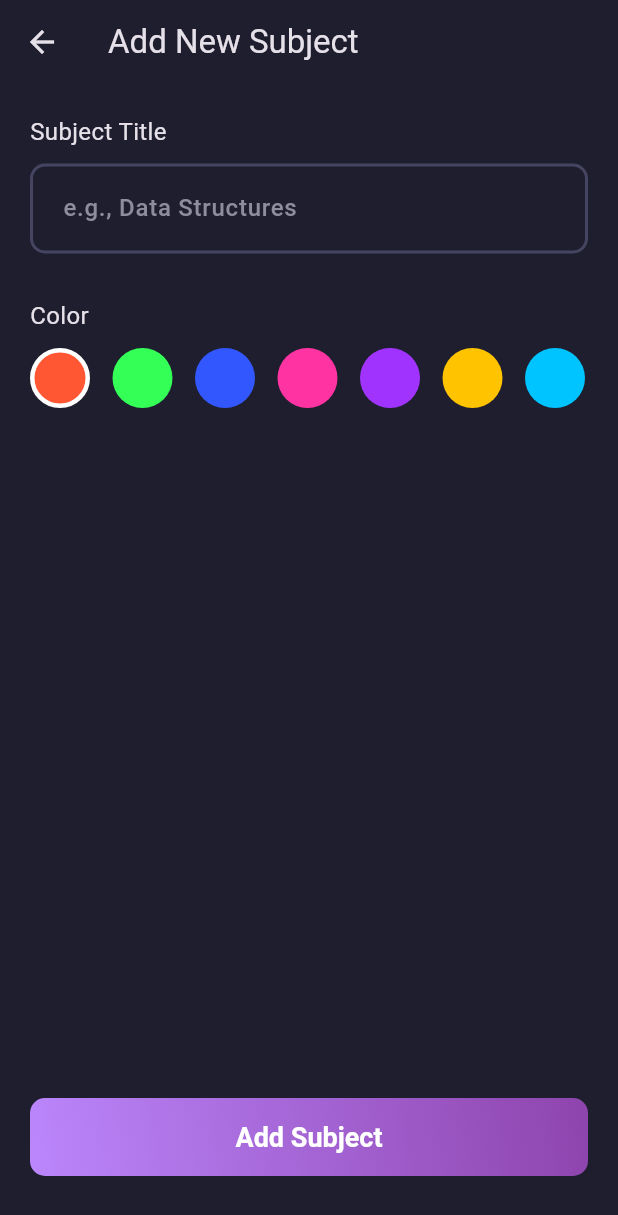
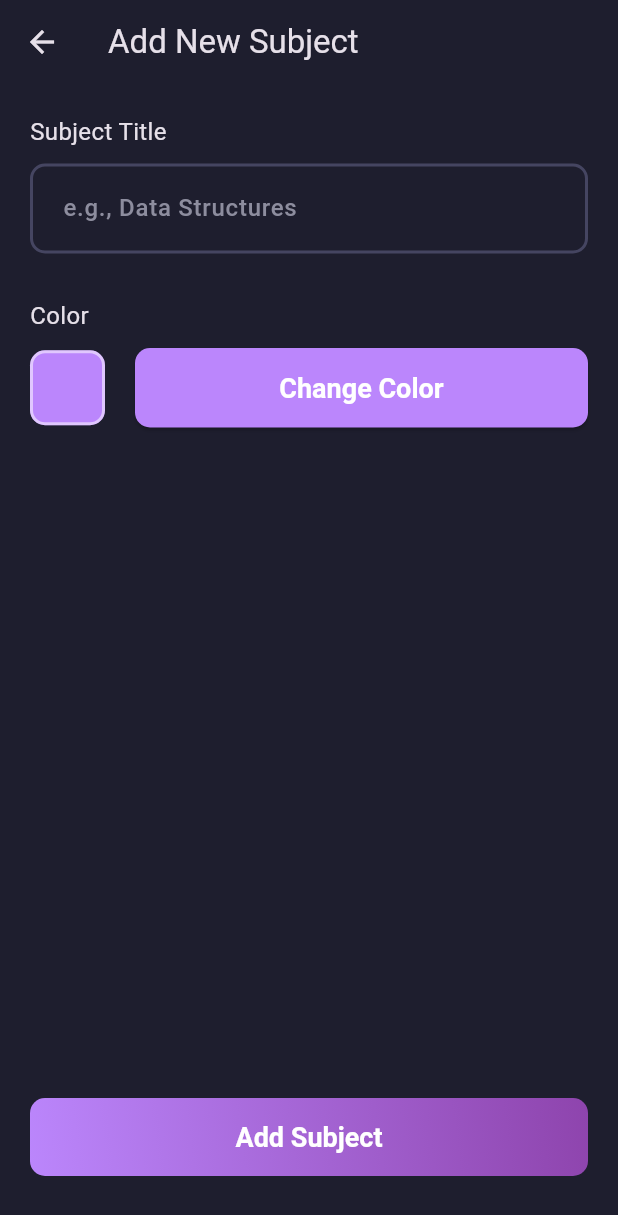
Before and after one commit to DaysonRegulus/TriRecall, a Flutter app: the AddSubjectScreen screen opened directly, on a phone screen of 412 x 824 dp. Shown: the top 1215 px of the screen. Run offline on Flutter 3.47's test engine with Material 3 defaults, Android fonts, the phone set to English and light mode, and no system bars; our stand-ins replace flutter_colorpicker, flutter_riverpod, sqflite; accounts and stored records are empty.

Commit message:
feat. Refactor ReviewScreen to accept dueTopics and improve session management;  add color picker to AddSubjectScreen;  enhance AddTopicScreen with date selection;  update TopicController to handle studiedOn date.

```diff
--- /dev/null
+++ b/lib/core/utils/color_utils.dart
@@ -0,0 +1,9 @@
+import 'package:flutter/material.dart';
+
+// A helper function to convert a hex color string to a Color object.
+Color hexToColor(String hexString) {
+  final buffer = StringBuffer();
+  if (hexString.length == 6 || hexString.length == 7) buffer.write('ff');
+  buffer.write(hexString.replaceFirst('#', ''));
+  return Color(int.parse(buffer.toString(), radix: 16));
+}
--- a/lib/features/dashboard/screens/home_screen.dart
+++ b/lib/features/dashboard/screens/home_screen.dart
@@ -65,7 +65,9 @@ class HomeScreen extends ConsumerWidget {
                   onPressed: () {
                     ref.read(reviewSessionProvider.notifier).startSession(dueTopics);
                     Navigator.of(context).push(
-                      MaterialPageRoute(builder: (context) => const ReviewScreen()),
+                      MaterialPageRoute(
+                        builder: (context) => ReviewScreen(dueTopics: dueTopics),
+                      ),
                     );
                   },
                   style: ElevatedButton.styleFrom(padding: const EdgeInsets.symmetric(vertical: 16)),
--- a/lib/features/subjects/screens/add_subject_screen.dart
+++ b/lib/features/subjects/screens/add_subject_screen.dart
@@ -1,8 +1,10 @@
 import 'package:flutter/material.dart';
 import 'package:flutter_riverpod/flutter_riverpod.dart';
-import 'package:trirecall/features/auth/widgets/auth_button.dart'; // We can reuse this!
-import 'package:trirecall/features/auth/widgets/auth_field.dart'; // And this!
+import 'package:trirecall/features/auth/widgets/auth_button.dart';
+import 'package:trirecall/features/auth/widgets/auth_field.dart';
 import 'package:trirecall/features/subjects/controller/subject_controller.dart';
+import 'package:flutter_colorpicker/flutter_colorpicker.dart';
+import 'package:trirecall/core/utils/color_utils.dart';
 
 // We'll offer a predefined list of colors for simplicity.
 const List<String> subjectColors = [
@@ -24,7 +26,40 @@ class AddSubjectScreen extends ConsumerStatefulWidget {
 
 class _AddSubjectScreenState extends ConsumerState<AddSubjectScreen> {
   final titleController = TextEditingController();
-  String selectedColor = subjectColors[0]; // Default color
+  String selectedColorHex = '#BB86FC'; // Default to our primary purple
+
+  void _showColorPicker() {
+    // Convert our hex string to a Color object for the picker.
+    Color pickerColor = hexToColor(selectedColorHex);
+
+    showDialog(
+      context: context,
+      builder: (context) => AlertDialog(
+        title: const Text('Pick a color'),
+        content: SingleChildScrollView(
+          child: ColorPicker(
+            pickerColor: pickerColor,
+            onColorChanged: (color) {
+              pickerColor = color;
+            },
+          ),
+        ),
+        actions: <Widget>[
+          ElevatedButton(
+            child: const Text('Got it'),
+            onPressed: () {
+              setState(() {
+                // When the user confirms, update our state.
+                // We convert the Color object back to a hex string for storage.
+                selectedColorHex = '#${pickerColor.value.toRadixString(16).substring(2, 8).toUpperCase()}';
+              });
+              Navigator.of(context).pop();
+            },
+          ),
+        ],
+      ),
+    );
+  }
 
   @override
   void dispose() {
@@ -36,10 +71,9 @@ class _AddSubjectScreenState extends ConsumerState<AddSubjectScreen> {
     if (titleController.text.trim().isNotEmpty) {
       ref.read(subjectControllerProvider.notifier).createSubject(
             title: titleController.text.trim(),
-            color: selectedColor,
+            color: selectedColorHex, // Use the new state variable
             ref: ref,
           );
-      // Go back to the previous screen after adding.
       Navigator.of(context).pop();
     }
   }
@@ -64,33 +98,30 @@ class _AddSubjectScreenState extends ConsumerState<AddSubjectScreen> {
             const SizedBox(height: 30),
             const Text('Color', style: TextStyle(fontSize: 16)),
             const SizedBox(height: 10),
-            // A grid to display our color choices.
-            Wrap(
-              spacing: 15,
-              runSpacing: 15,
-              children: subjectColors.map((colorHex) {
-                // We parse the hex string to a Color object.
-                final color = Color(int.parse(colorHex.substring(1, 7), radix: 16) + 0xFF000000);
-                return GestureDetector(
-                  onTap: () {
-                    setState(() {
-                      selectedColor = colorHex;
-                    });
-                  },
-                  child: Container(
-                    width: 40,
-                    height: 40,
-                    decoration: BoxDecoration(
-                      color: color,
-                      shape: BoxShape.circle,
-                      border: Border.all(
-                        color: selectedColor == colorHex ? Colors.white : Colors.transparent,
-                        width: 3,
-                      ),
+            Row(
+              children: [
+                // A container to preview the currently selected color.
+                Container(
+                  width: 50,
+                  height: 50,
+                  decoration: BoxDecoration(
+                    color: hexToColor(selectedColorHex),
+                    borderRadius: BorderRadius.circular(10),
+                    border: Border.all(color: Colors.white54, width: 2),
+                  ),
+                ),
+                const SizedBox(width: 20),
+                // A button to launch the color picker dialog.
+                Expanded(
+                  child: ElevatedButton(
+                    onPressed: _showColorPicker,
+                    child: const Text('Change Color'),
+                    style: ElevatedButton.styleFrom(
+                      padding: const EdgeInsets.symmetric(vertical: 16),
                     ),
                   ),
-                );
-              }).toList(),
+                ),
+              ],
             ),
             const Spacer(), // Pushes the button to the bottom
             AuthButton(
--- a/pubspec.yaml
+++ b/pubspec.yaml
@@ -36,6 +36,7 @@ dependencies:
   path_provider: ^2.1.3 # Helps find the correct folder to store the database file.
   path: ^1.9.0 # A utility for joining file paths.
   intl: ^0.19.0
+  flutter_colorpicker: ^1.1.0
 
 dev_dependencies:
   flutter_test:
```
Also changed, not shown: lib/features/review/screens/review_screen.dart (+33 -14 lines), lib/features/topics/controller/topic_controller.dart (+5 -3 lines), lib/features/topics/screens/add_topic_screen.dart (+59 -1 lines), pubspec.lock.
